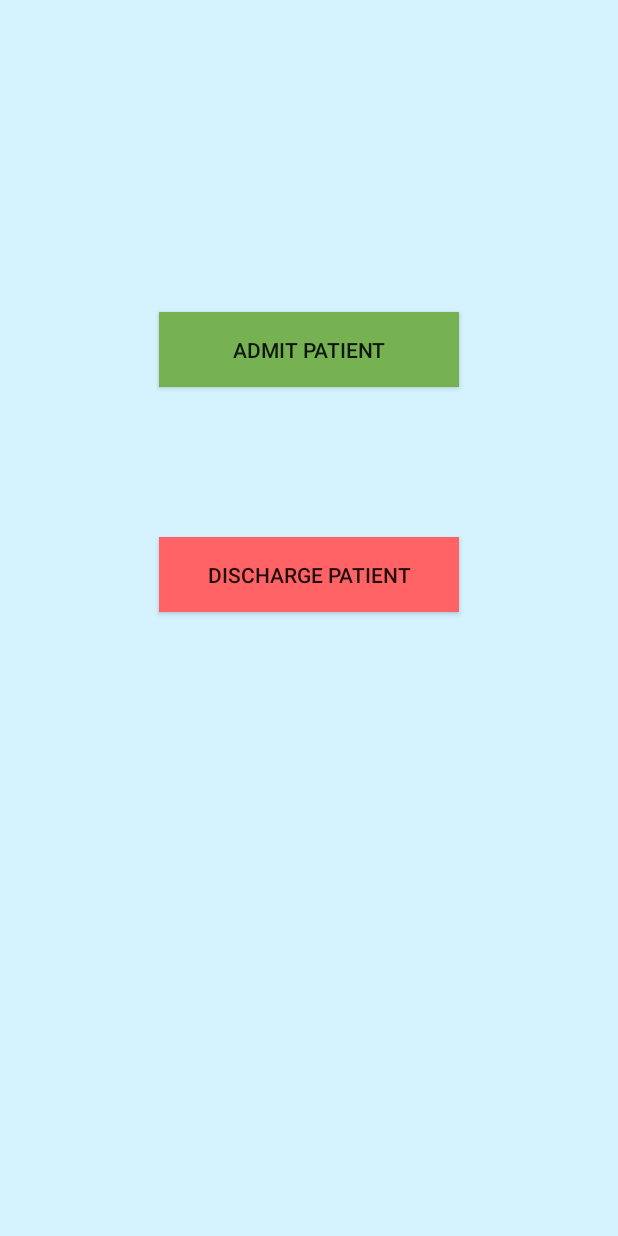
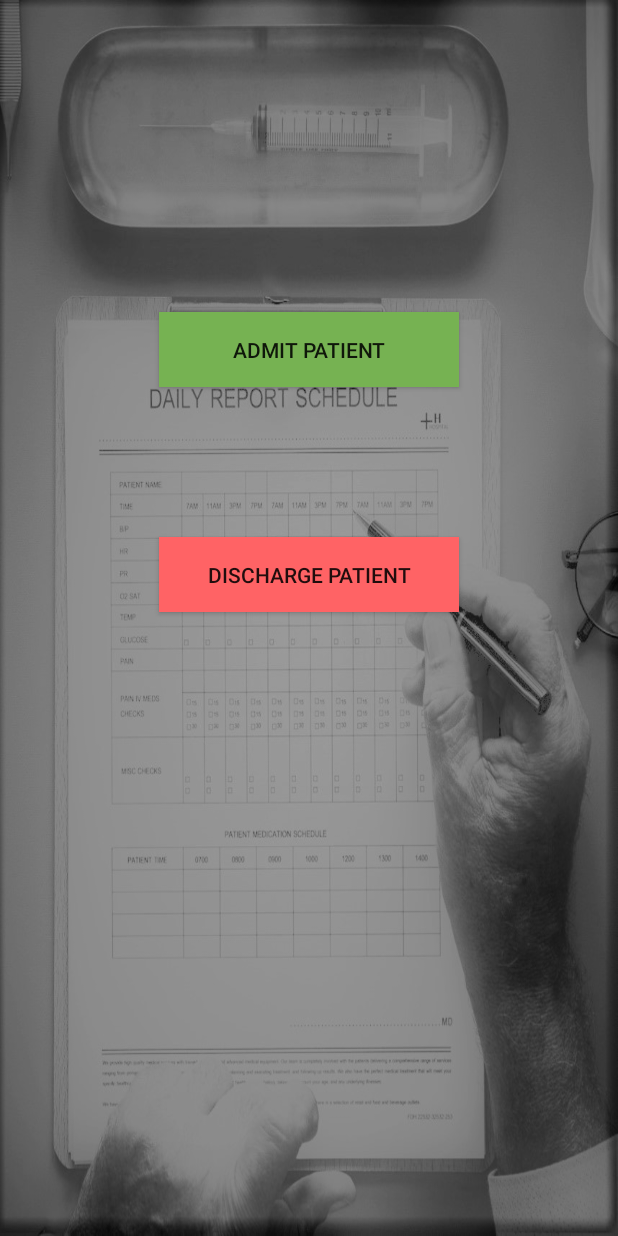
Before and after one commit to CSE-Hack-18/Digital-Coordinator, an Android app: the screen it shows after launch (StartPage), on a phone screen of 412 x 824 dp. Run offline under Robolectric (Android 15) with nearby library versions, the phone set to English and light mode, and no system bars.

Commit message:
Add background

```diff
--- a/app/src/main/res/layout/activity_start_page.xml
+++ b/app/src/main/res/layout/activity_start_page.xml
@@ -4,7 +4,8 @@
     xmlns:tools="http://schemas.android.com/tools"
     android:layout_width="match_parent"
     android:layout_height="match_parent"
-    android:background="#D4F3FF"
+    android:background="@drawable/casedd"
+
     tools:context=".StartPage">
 
     <Button
```
Also changed, not shown: app/src/main/res/drawable/casedd.jpg (added).
